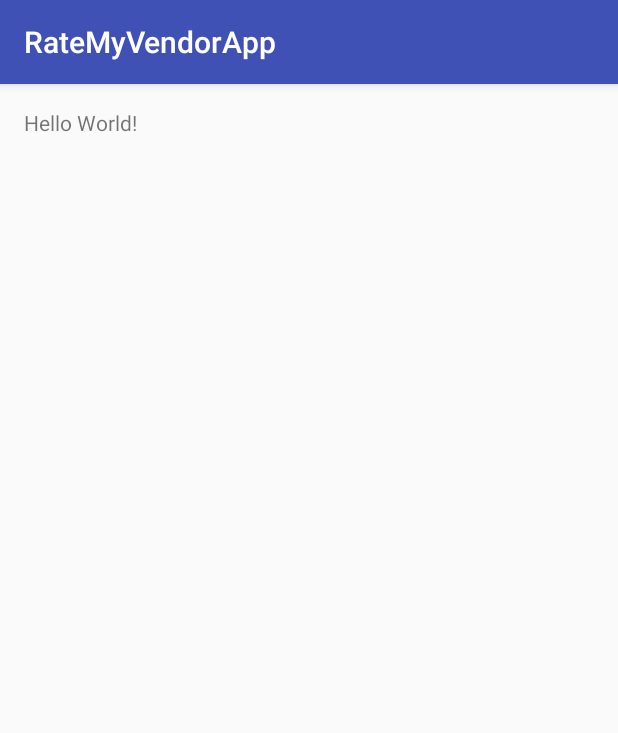
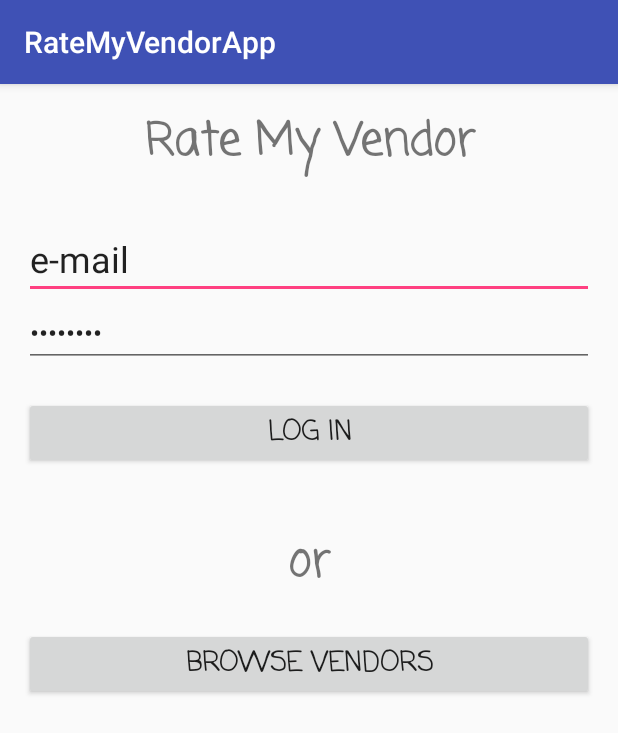
Before and after one commit to jotilalli/RateMyVendorApp, an Android app: the screen it shows after launch (MainActivity), on a phone screen of 412 x 824 dp. Shown: the top 733 px of the screen. Run offline under Robolectric (Android 15) with nearby library versions, the phone set to English and light mode, and no system bars.

Commit message:
first screen created

```diff
--- a/app/src/main/res/layout/activity_main.xml
+++ b/app/src/main/res/layout/activity_main.xml
@@ -1,5 +1,5 @@
 <?xml version="1.0" encoding="utf-8"?>
-<RelativeLayout xmlns:android="http://schemas.android.com/apk/res/android"
+<LinearLayout xmlns:android="http://schemas.android.com/apk/res/android"
     xmlns:tools="http://schemas.android.com/tools"
     android:id="@+id/activity_main"
     android:layout_width="match_parent"
@@ -8,10 +8,77 @@
     android:paddingLeft="@dimen/activity_horizontal_margin"
     android:paddingRight="@dimen/activity_horizontal_margin"
     android:paddingTop="@dimen/activity_vertical_margin"
-    tools:context="com.example.ratemyvendorapp.MainActivity">
+    tools:context="com.example.ratemyvendorapp.MainActivity"
+    android:weightSum="1"
+    android:orientation="vertical">
 
     <TextView
-        android:layout_width="wrap_content"
+        android:layout_width="match_parent"
         android:layout_height="wrap_content"
-        android:text="Hello World!" />
-</RelativeLayout>
+        android:text="@string/rate_my_vendor"
+        android:textSize="30sp"
+        android:textStyle="normal|bold"
+        android:textAlignment="center"
+        android:id="@+id/titleTxt"
+        android:fontFamily="casual" />
+
+
+    <EditText
+        android:layout_width="match_parent"
+        android:layout_height="wrap_content"
+        android:inputType="textEmailAddress"
+        android:ems="10"
+        android:layout_marginTop="28dp"
+        android:id="@+id/emailTxt"
+        android:text="@string/e_mail"
+        android:fontFamily="sans-serif"
+        android:textSize="24sp"
+        android:labelFor="@+id/signinBtn"
+        tools:ignore="LabelFor" />
+
+    <EditText
+        android:layout_width="match_parent"
+        android:layout_height="wrap_content"
+        android:inputType="textPassword"
+        android:ems="10"
+        android:id="@+id/passwordTxt"
+        android:textSize="18sp"
+        android:text="@string/password"
+        android:labelFor="@+id/signinBtn"
+        tools:ignore="LabelFor" />
+
+    <Button
+        android:text="@string/log_in"
+        android:layout_width="match_parent"
+        android:layout_height="wrap_content"
+        android:id="@+id/signinBtn"
+        android:fontFamily="casual"
+        android:textStyle="normal|bold"
+        android:textSize="18sp"
+        android:layout_marginTop="20dp"
+        android:layout_marginBottom="20dp" />
+
+    <TextView
+        android:layout_width="match_parent"
+        android:layout_height="wrap_content"
+        android:text="@string/or"
+        android:textSize="30sp"
+        android:textStyle="normal|bold"
+        android:textAlignment="center"
+        android:id="@+id/orTxt"
+        android:fontFamily="casual"
+        android:layout_marginBottom="20dp"
+        android:layout_marginTop="20dp" />
+
+    <Button
+        android:text="@string/browse_vendors"
+        android:layout_width="match_parent"
+        android:layout_height="wrap_content"
+        android:id="@+id/browseBtn"
+        android:fontFamily="casual"
+        android:textStyle="normal|bold"
+        android:textSize="18sp"/>
+
+
+
+</LinearLayout>
--- a/app/src/main/res/values/strings.xml
+++ b/app/src/main/res/values/strings.xml
@@ -1,3 +1,9 @@
 <resources>
     <string name="app_name">RateMyVendorApp</string>
+    <string name="browse_vendors">Browse Vendors</string>
+    <string name="log_in">Log In</string>
+    <string name="rate_my_vendor">Rate My Vendor</string>
+    <string name="e_mail">e-mail</string>
+    <string name="or">or</string>
+    <string name="password">password</string>
 </resources>
```
